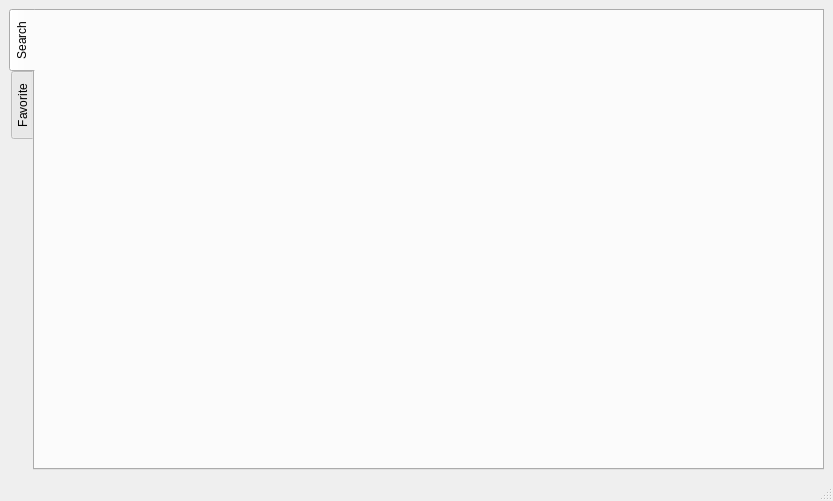
Before: the Qt Designer form mainwindow.ui in sangpham2710/CS163-Project, drawn with Qt 5.
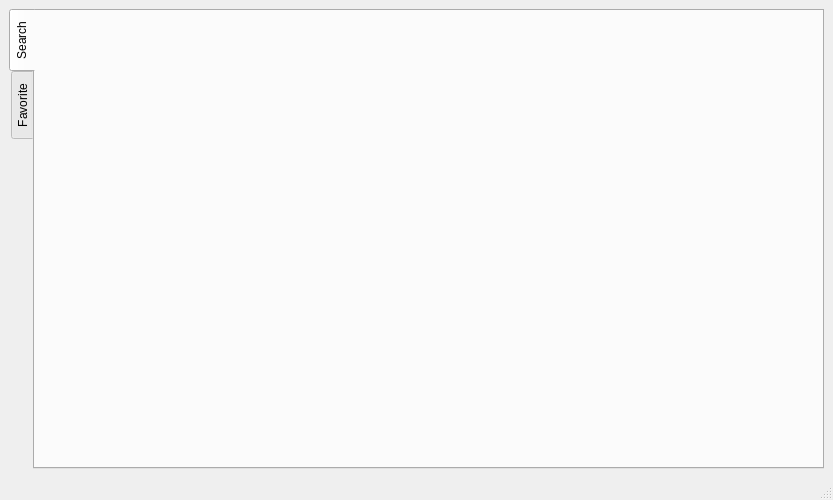
After: the same form once the commit is applied. The open tabs and pages were chosen to show the change.

Diff of the .ui file:
```diff
--- a/mainwindow.ui
+++ b/mainwindow.ui
@@ -7,11 +7,11 @@
     <x>0</x>
     <y>0</y>
     <width>833</width>
-    <height>501</height>
+    <height>500</height>
    </rect>
   </property>
   <property name="sizePolicy">
-   <sizepolicy hsizetype="Maximum" vsizetype="Maximum">
+   <sizepolicy hsizetype="Preferred" vsizetype="Preferred">
     <horstretch>0</horstretch>
     <verstretch>0</verstretch>
    </sizepolicy>
@@ -23,6 +23,12 @@
    <layout class="QHBoxLayout" name="horizontalLayout">
     <item>
      <widget class="QTabWidget" name="tabWidgetDictionary">
+      <property name="sizePolicy">
+       <sizepolicy hsizetype="Preferred" vsizetype="Preferred">
+        <horstretch>0</horstretch>
+        <verstretch>0</verstretch>
+       </sizepolicy>
+      </property>
       <property name="tabPosition">
        <enum>QTabWidget::West</enum>
       </property>
```
Left out of the diff: 4 changed lines with no effect on the pictures.
